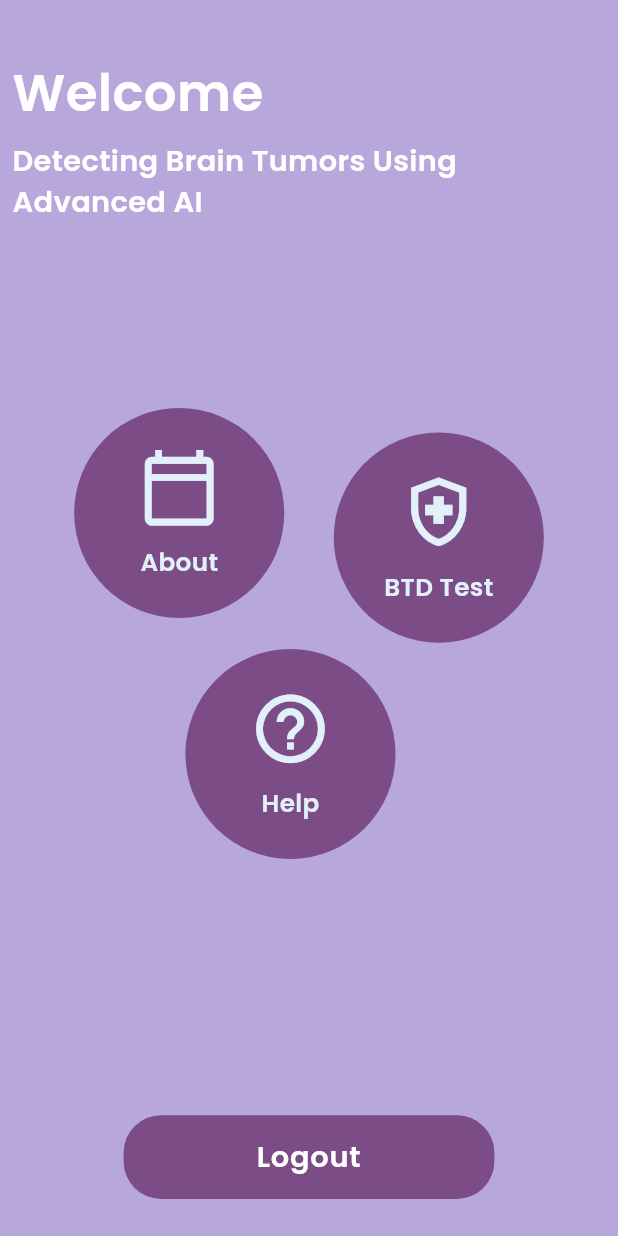
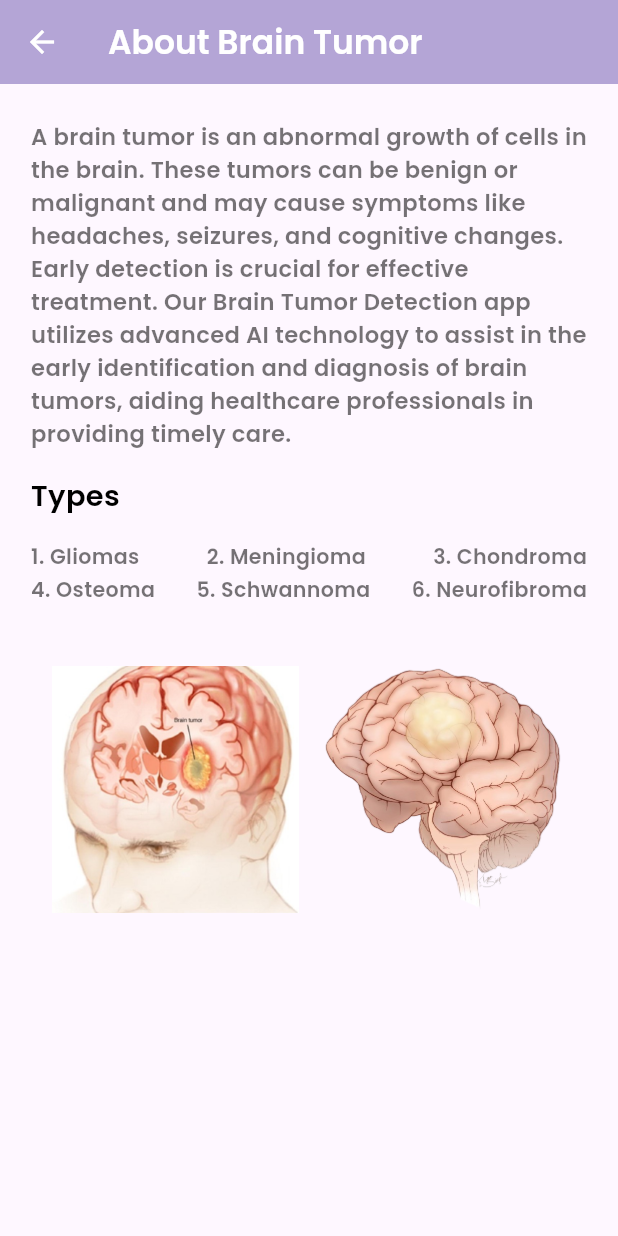
Before and after one commit to AbdulRahmanMudasser/neurocare-hub, a Flutter app: the HomePage screen opened by its route, after a tap on "About", on a phone screen of 412 x 824 dp. Run offline on Flutter 3.47's test engine with Material 3 defaults, Android fonts, the phone set to English and light mode, and no system bars; our stand-ins replace get.

Commit message:
About Page Completed

```diff
--- a/lib/controllers/home_controller.dart
+++ b/lib/controllers/home_controller.dart
@@ -6,8 +6,8 @@ class HomeController extends GetxController {
     return Get.toNamed("/login");
   }
 
-  // navigate to home page
-  navigateToHomePage() {
-    return Get.toNamed("/home");
+  // navigate to about page
+  navigateToAboutPage() {
+    return Get.toNamed("/about");
   }
 }
--- /dev/null
+++ b/lib/pages/about_page.dart
@@ -0,0 +1,88 @@
+import 'package:flutter/material.dart';
+import 'package:neuro_care_hub_app/utils/extensions/size_extension.dart';
+import 'package:neuro_care_hub_app/utils/styles/text_styles.dart';
+
+import '../utils/widgets/about page/brain_tumor_types.dart';
+
+class AboutPage extends StatelessWidget {
+  const AboutPage({super.key});
+
+  @override
+  Widget build(BuildContext context) {
+    return Scaffold(
+      appBar: AppBar(
+        foregroundColor: Colors.white,
+        backgroundColor: const Color(0xffb4a5d6),
+        title: Text(
+          "About Brain Tumor",
+          style: TextStyles.boldDarkLargeTextStyle().copyWith(color: Colors.white),
+        ),
+      ),
+      body: Padding(
+        padding: EdgeInsets.symmetric(horizontal: 5.0.wp, vertical: 3.0.hp),
+        child: Column(
+          crossAxisAlignment: CrossAxisAlignment.start,
+          children: [
+            Text(
+              "A brain tumor is an abnormal growth of cells in the brain. These tumors can be benign or malignant and may cause symptoms like headaches, seizures, and cognitive changes. Early detection is crucial for effective treatment. Our Brain Tumor Detection app utilizes advanced AI technology to assist in the early identification and diagnosis of brain tumors, aiding healthcare professionals in providing timely care.",
+              style: TextStyles.boldLightSmallTextStyle().copyWith(fontWeight: FontWeight.w200),
+              softWrap: true,
+            ),
+            SizedBox(
+              height: 2.0.hp,
+            ),
+
+            // types text
+            Text(
+              "Types",
+              style: TextStyles.boldDarkMediumTextStyle(),
+            ),
+            SizedBox(
+              height: 2.0.hp,
+            ),
+
+            // types of brain tumor
+            const BrainTumorTypesRow(
+              firstString: "1. Gliomas",
+              secondString: "2. Meningioma",
+              thirdString: "3. Chondroma",
+            ),
+
+            SizedBox(
+              height: 0.25.hp,
+            ),
+
+            const BrainTumorTypesRow(
+              firstString: "4. Osteoma",
+              secondString: "5. Schwannoma",
+              thirdString: "6. Neurofibroma",
+            ),
+
+            SizedBox(
+              height: 5.0.hp,
+            ),
+
+            // images
+            Row(
+              mainAxisAlignment: MainAxisAlignment.spaceEvenly,
+              children: [
+                Image.asset(
+                  "assets/images/description-1.jpg",
+                  height: 20.0.hp,
+                  width: 40.0.wp,
+                  fit: BoxFit.cover,
+                ),
+                Image.asset(
+                  "assets/images/description-2.png",
+                  height: 20.0.hp,
+                  width: 40.0.wp,
+                  fit: BoxFit.cover,
+                )
+              ],
+            )
+          ],
+        ),
+      ),
+    );
+  }
+}
--- a/lib/pages/home_page.dart
+++ b/lib/pages/home_page.dart
@@ -78,7 +78,7 @@ class HomePage extends StatelessWidget {
                 crossAxisAlignment: CrossAxisAlignment.start,
                 children: [
                   CircleNavigator(
-                    onTap: () {},
+                    onTap: () => homeController.navigateToAboutPage(),
                     icon: Icons.calendar_today_outlined,
                     text: "About",
                   ),
--- a/lib/routes/routes.dart
+++ b/lib/routes/routes.dart
@@ -1,6 +1,7 @@
 import 'package:get/get.dart';
 import 'package:neuro_care_hub_app/controllers/authentication_controller.dart';
 import 'package:neuro_care_hub_app/controllers/home_controller.dart';
+import 'package:neuro_care_hub_app/pages/about_page.dart';
 import 'package:neuro_care_hub_app/pages/home_page.dart';
 import 'package:neuro_care_hub_app/pages/sign_up_page.dart';
 import 'package:neuro_care_hub_app/pages/splash_page.dart';
@@ -13,7 +14,7 @@ class AppRoutes {
   static const SIGNUP = '/signup';
   static const HOME = '/home';
   static const HELP = '/help';
-  static const INFO = '/info';
+  static const ABOUT = '/about';
   static const TEST = '/test';
 
   static final routes = [
@@ -45,5 +46,12 @@ class AppRoutes {
         Get.put(HomeController());
       }),
     ),
+    GetPage(
+      name: ABOUT,
+      page: () => const AboutPage(),
+      binding: BindingsBuilder(() {
+        Get.put(HomeController());
+      }),
+    ),
   ];
 }
--- /dev/null
+++ b/lib/utils/widgets/about page/brain_tumor_types.dart
@@ -0,0 +1,53 @@
+import 'package:flutter/material.dart';
+import 'package:neuro_care_hub_app/utils/extensions/size_extension.dart';
+
+import '../../styles/text_styles.dart';
+
+class BrainTumorTypesRow extends StatelessWidget {
+  const BrainTumorTypesRow({
+    super.key,
+    required this.firstString,
+    required this.secondString,
+    required this.thirdString,
+  });
+
+  final String firstString;
+  final String secondString;
+  final String thirdString;
+
+  @override
+  Widget build(BuildContext context) {
+    return Row(
+      mainAxisAlignment: MainAxisAlignment.spaceBetween,
+      children: [
+        Text(
+          firstString,
+          style: TextStyles.boldLightMediumTextStyle().copyWith(
+            fontWeight: FontWeight.w200,
+            fontSize: 10.0.sp,
+          ),
+          softWrap: true,
+          maxLines: 2,
+        ),
+        Text(
+          secondString,
+          style: TextStyles.boldLightMediumTextStyle().copyWith(
+            fontWeight: FontWeight.w200,
+            fontSize: 10.0.sp,
+          ),
+          softWrap: true,
+          maxLines: 2,
+        ),
+        Text(
+          thirdString,
+          style: TextStyles.boldLightMediumTextStyle().copyWith(
+            fontWeight: FontWeight.w200,
+            fontSize: 10.0.sp,
+          ),
+          softWrap: true,
+          maxLines: 2,
+        ),
+      ],
+    );
+  }
+}
```
